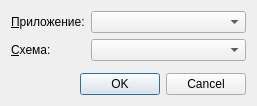
Before: the Qt Designer form terminal/src/configdialog.ui in Automiq/alpha.protort, drawn with Qt 5.
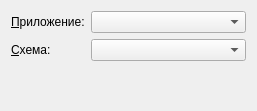
After: the same form once the commit is applied.

Commit message: Исправлен. Остался один недоработанный момент. Разбираюсь с работой сигналов. Вопрос о выводе лога, по нажатию кнопки "OK" в окне конфигураций

```diff
--- a/terminal/src/configdialog.ui
+++ b/terminal/src/configdialog.ui
@@ -7,7 +7,7 @@
     <x>0</x>
     <y>0</y>
     <width>257</width>
-    <height>105</height>
+    <height>111</height>
    </rect>
   </property>
   <property name="windowTitle">
@@ -48,16 +48,6 @@
      </item>
     </layout>
    </item>
-   <item row="4" column="0" colspan="2">
-    <widget class="QDialogButtonBox" name="buttonBox">
-     <property name="orientation">
-      <enum>Qt::Horizontal</enum>
-     </property>
-     <property name="standardButtons">
-      <set>QDialogButtonBox::Cancel|QDialogButtonBox::Ok</set>
-     </property>
-    </widget>
-   </item>
    <item row="3" column="0">
     <spacer name="verticalSpacer">
      <property name="orientation">
```
Left out of the diff: 38 changed lines with no effect on the pictures. The commit also changes 6 other files.
